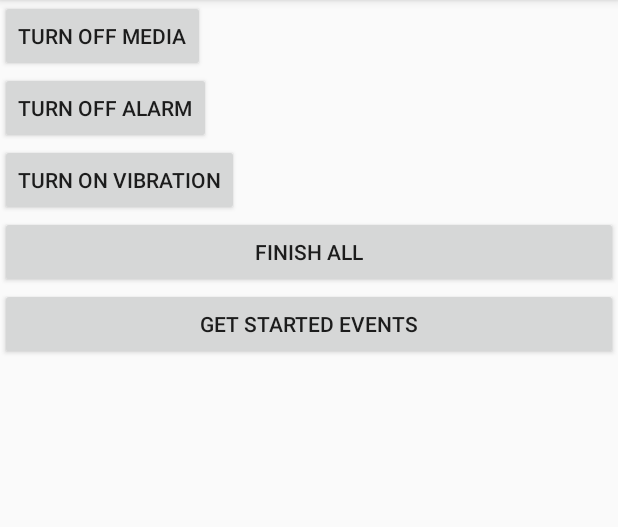
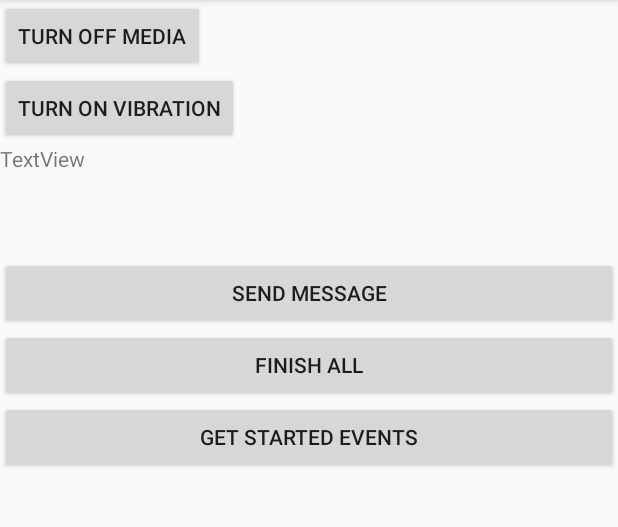
Before and after one commit to qstpss/HostMockApplication, an Android app: the screen it shows after launch (MainActivity), after a tap on "TURN OFF MEDIA", on a phone screen of 412 x 824 dp, the part 84-611 px from its top. Run offline under Robolectric (Android 15) with nearby library versions, the phone set to English and light mode, and no system bars; network calls fail.

Commit message:
deleted alarm unmute event implemented popup message event implemented showing statuses in toast message with active events

```diff
--- a/app/src/main/java/com/qstpss/hostmockapplication/MainActivity.java
+++ b/app/src/main/java/com/qstpss/hostmockapplication/MainActivity.java
@@ -3,6 +3,7 @@ package com.qstpss.hostmockapplication;
 import android.os.Bundle;
 import android.os.StrictMode;
 import android.view.View;
+import android.widget.TextView;
 import android.widget.Toast;
 
 import androidx.appcompat.app.AppCompatActivity;
@@ -20,11 +21,13 @@ import retrofit2.Call;
 import retrofit2.Response;
 
 public class MainActivity extends AppCompatActivity {
+    private TextView msgView;
 
     @Override
     protected void onCreate(Bundle savedInstanceState) {
         super.onCreate(savedInstanceState);
         setContentView(R.layout.activity_main);
+        msgView = findViewById(R.id.popupMessageTxt);
         StrictMode.ThreadPolicy policy = new StrictMode.ThreadPolicy.Builder()
                 .permitAll().build();
         StrictMode.setThreadPolicy(policy);
@@ -32,7 +35,7 @@ public class MainActivity extends AppCompatActivity {
 
     public void processEvent(View view) throws IOException {
         Type eventType = getEventType(view);
-        MockEvent mockEvent = new MockEvent(eventType);
+        MockEvent mockEvent = getMockEvent(eventType);
         IClient client = new ClientImpl();
         client.createMockEvent(mockEvent);
         Response response = client.getResponse();
@@ -43,16 +46,24 @@ public class MainActivity extends AppCompatActivity {
         }
     }
 
+    private MockEvent getMockEvent(Type eventType) {
+        MockEvent mockEvent = new MockEvent(eventType);
+        if (eventType == Type.POPUP_MESSAGE) {
+            mockEvent.setMessage(msgView.getText().toString());
+        }
+        return mockEvent;
+    }
+
     private Type getEventType(View view) {
         Type eventType = null;
         switch (view.getId()) {
-            case R.id.unmuteMedia:
+            case R.id.unmuteMediaBtn:
                 eventType = Type.MUTE_MEDIA;
                 break;
-            case R.id.unmuteAlarm:
-                eventType = Type.MUTE_ALARM;
+            case R.id.popupMessageBtn:
+                eventType = Type.POPUP_MESSAGE;
                 break;
-            case R.id.doVibration:
+            case R.id.doVibrationBtn:
                 eventType = Type.VIBRATION;
                 break;
         }
@@ -93,9 +104,8 @@ public class MainActivity extends AppCompatActivity {
                 showToast("There are no active events");
             } else {
                 String activeEventsType = body.stream()
-                        .map(mockEvent -> mockEvent.getType().name())
+                        .map(mockEvent -> mockEvent.getType().name() + " : " + mockEvent.getType())
                         .collect(Collectors.joining("\n"));
-
                 showToast(activeEventsType);
             }
         } else {
--- a/app/src/main/java/com/qstpss/hostmockapplication/model/MockEvent.java
+++ b/app/src/main/java/com/qstpss/hostmockapplication/model/MockEvent.java
@@ -41,6 +41,18 @@ public class MockEvent {
     @SerializedName("endTimestamp")
     @Expose
     private Date endTimestamp;
+
+    @SerializedName("message")
+    @Expose
+    private String message;
+
+    public String getMessage() {
+        return message;
+    }
+
+    public void setMessage(String message) {
+        this.message = message;
+    }
 
     public Long getId() {
         return id;
--- a/app/src/main/java/com/qstpss/hostmockapplication/model/Type.java
+++ b/app/src/main/java/com/qstpss/hostmockapplication/model/Type.java
@@ -2,6 +2,6 @@ package com.qstpss.hostmockapplication.model;
 
 public enum Type {
     MUTE_MEDIA,
-    MUTE_ALARM,
+    POPUP_MESSAGE,
     VIBRATION
 }
--- a/app/src/main/res/layout/activity_main.xml
+++ b/app/src/main/res/layout/activity_main.xml
@@ -8,32 +8,39 @@
     tools:context=".MainActivity">
 
     <Button
-        android:id="@+id/unmuteMedia"
+        android:id="@+id/unmuteMediaBtn"
         android:layout_width="wrap_content"
         android:layout_height="wrap_content"
         android:onClick="processEvent"
         android:text="Turn off media" />
 
     <Button
-        android:id="@+id/unmuteAlarm"
-        android:layout_width="wrap_content"
-        android:layout_height="wrap_content"
-        android:onClick="processEvent"
-        android:text="Turn off alarm" />
-
-    <Button
-        android:id="@+id/doVibration"
+        android:id="@+id/doVibrationBtn"
         android:layout_width="wrap_content"
         android:layout_height="wrap_content"
         android:onClick="processEvent"
         android:text="Turn on vibration" />
 
+    <TextView
+        android:id="@+id/popupMessageTxt"
+        android:layout_width="match_parent"
+        android:layout_height="75dp"
+        android:hint="Enter your message"
+        android:text="TextView" />
+
+    <Button
+        android:id="@+id/popupMessageBtn"
+        android:layout_width="match_parent"
+        android:layout_height="wrap_content"
+        android:text="Send Message"
+        android:onClick="processEvent"/>
+
     <Button
         android:id="@+id/finishAll"
         android:layout_width="match_parent"
         android:layout_height="wrap_content"
-        android:text="Finish all"
-        android:onClick="finishAllEvents"/>
+        android:onClick="finishAllEvents"
+        android:text="Finish all" />
 
     <Button
         android:id="@+id/startedEvents"
@@ -41,4 +48,5 @@
         android:layout_height="wrap_content"
         android:text="Get started events"
         android:onClick="getStartedEvents"/>
+
 </LinearLayout>
```
